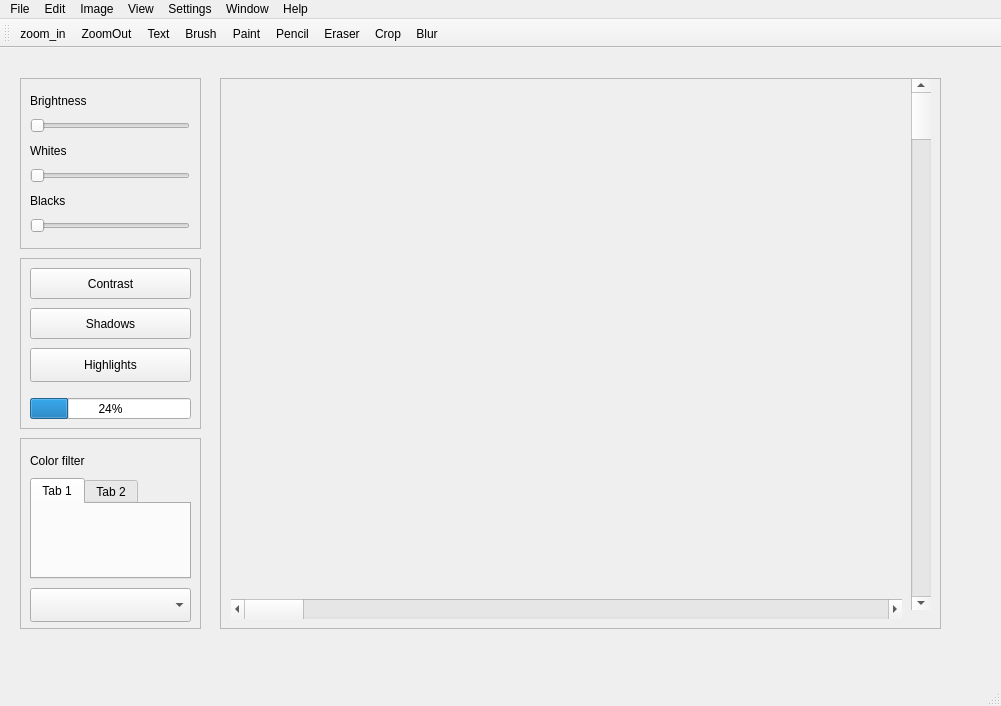
This is CHIMP/mainwindow.ui in FriendlyBytes/CHIMP as Qt 5 draws it before an edit. The edited form follows.
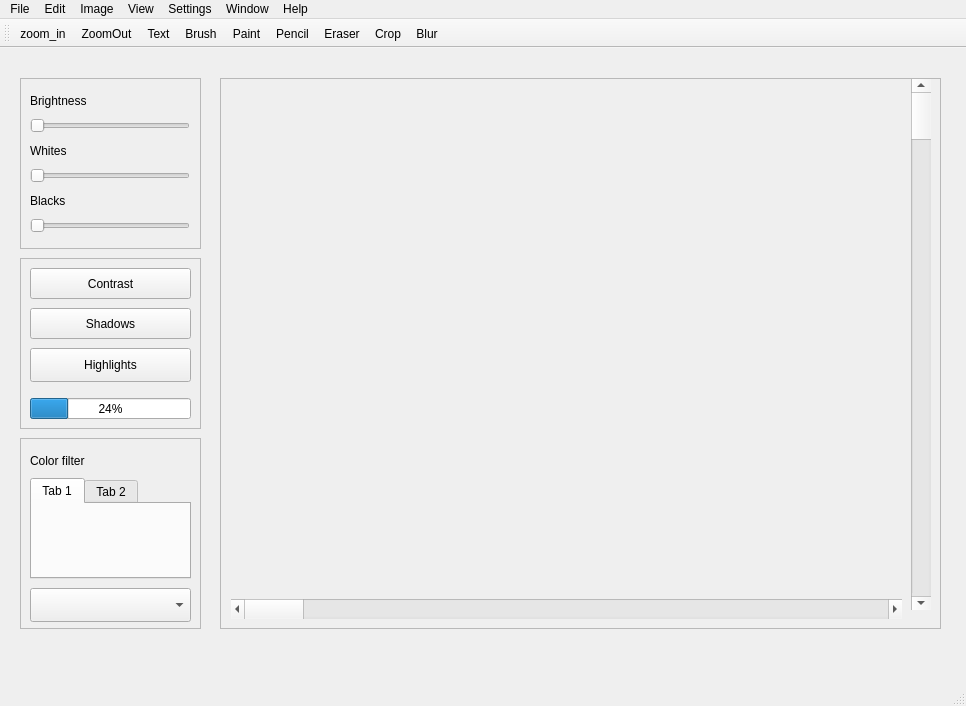
This is the edited form. Icons and pictures are not drawn.

Commit message: Color picker, full screen

Patch:
```diff
--- a/CHIMP/mainwindow.ui
+++ b/CHIMP/mainwindow.ui
@@ -6,7 +6,7 @@
    <rect>
     <x>0</x>
     <y>0</y>
-    <width>1001</width>
+    <width>966</width>
     <height>706</height>
    </rect>
   </property>
@@ -293,7 +293,7 @@
     <rect>
      <x>0</x>
      <y>0</y>
-     <width>1001</width>
+     <width>966</width>
      <height>31</height>
     </rect>
    </property>
```
The commit also changes 2 other files.
